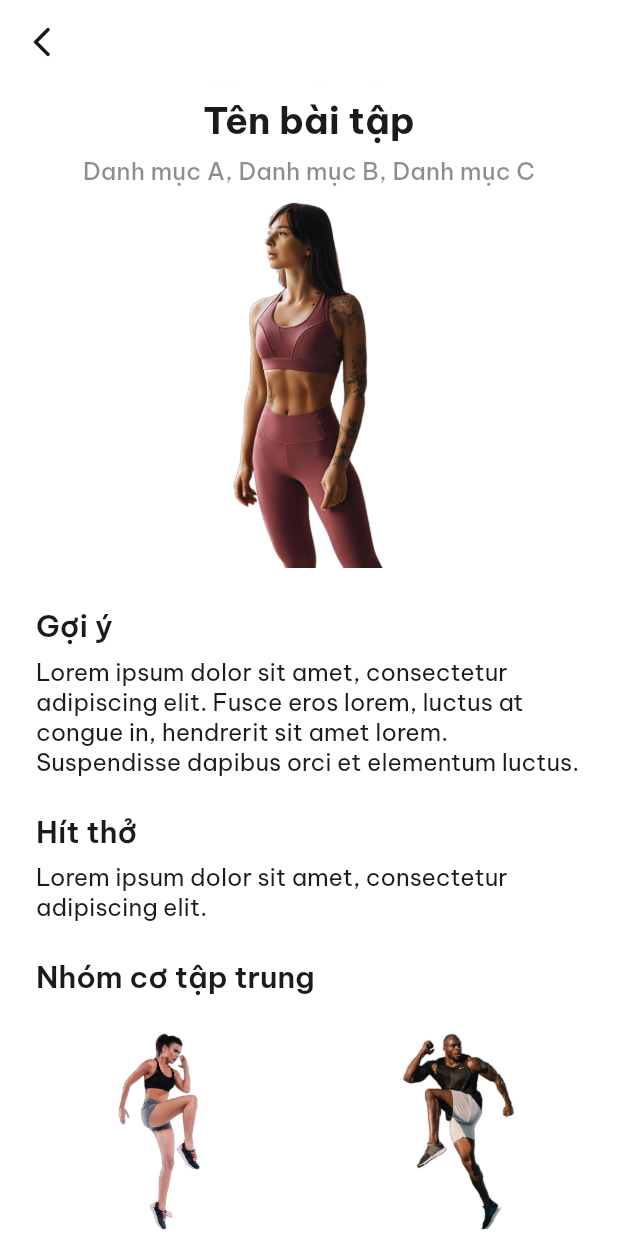
After one commit to ltk84/ViPT, a Flutter app: the ExerciseDetail screen opened directly, on a phone screen of 412 x 824 dp. The commit adds this screen. Run offline on Flutter 3.47's test engine with Material 2 defaults, Android fonts, the phone set to English and light mode, and no system bars; our stand-ins replace cloud_firestore, firebase_auth, firebase_core, firebase_storage, flutter_svg, get and 5 more; missing offline and left inert: flutter_facebook_auth; accounts and stored records are empty; statements that could not run were skipped.

Commit message:
[FTR] add exercise detail screen

```diff
--- /dev/null
+++ b/vipt/lib/app/modules/profile/screens/exercise_detail_screen.dart
@@ -0,0 +1,137 @@
+import 'dart:ui';
+
+import 'package:flutter/material.dart';
+import 'package:flutter_svg/svg.dart';
+import 'package:path/path.dart' as p;
+import 'package:vipt/app/core/values/asset_strings.dart';
+import 'package:vipt/app/core/values/values.dart';
+
+class ExerciseDetail extends StatelessWidget {
+  const ExerciseDetail({Key? key}) : super(key: key);
+
+  @override
+  Widget build(BuildContext context) {
+    return Scaffold(
+      extendBodyBehindAppBar: true,
+      backgroundColor: Theme.of(context).backgroundColor,
+      appBar: AppBar(
+        centerTitle: true,
+        backgroundColor: Colors.transparent,
+        elevation: 0,
+        leading: IconButton(
+          icon: const Hero(
+            tag: 'leadingButtonAppBar',
+            child: Icon(Icons.arrow_back_ios_new_rounded),
+          ),
+          onPressed: () {
+            Navigator.of(context).pop();
+          },
+        ),
+        flexibleSpace: ClipRect(
+          child: BackdropFilter(
+            filter: ImageFilter.blur(sigmaX: 7, sigmaY: 7),
+            child: Container(
+              color: Colors.transparent,
+            ),
+          ),
+        ),
+      ),
+      body: Container(
+        padding: AppDecoration.screenPadding.copyWith(top: 8, bottom: 0),
+        child: LayoutBuilder(builder: (context, constraints) {
+          return ListView(
+            physics: const BouncingScrollPhysics(
+                parent: AlwaysScrollableScrollPhysics()),
+            children: [
+              Container(
+                alignment: Alignment.center,
+                child: Text(
+                  'Tên bài tập',
+                  style: Theme.of(context).textTheme.headline2,
+                ),
+              ),
+              Container(
+                alignment: Alignment.center,
+                padding: const EdgeInsets.symmetric(vertical: 8),
+                child: Text(
+                  'Danh mục A, Danh mục B, Danh mục C',
+                  style: Theme.of(context).textTheme.subtitle2,
+                ),
+              ),
+              Container(
+                alignment: Alignment.center,
+                padding: const EdgeInsets.symmetric(vertical: 2),
+                child: ConstrainedBox(
+                  constraints: BoxConstraints(
+                    maxWidth: constraints.maxWidth,
+                    maxHeight: constraints.maxHeight * 0.3,
+                  ),
+                  child: _buildAsset(PNGAssetString.fitness_1),
+                ),
+              ),
+              Container(
+                padding: const EdgeInsets.only(
+                  top: 24,
+                  bottom: 8,
+                ),
+                child: Text(
+                  'Gợi ý',
+                  style: Theme.of(context).textTheme.headline4,
+                ),
+              ),
+              Text(
+                  'Lorem ipsum dolor sit amet, consectetur adipiscing elit. Fusce eros lorem, luctus at congue in, hendrerit sit amet lorem. Suspendisse dapibus orci et elementum luctus.',
+                  style: Theme.of(context).textTheme.bodyText1),
+              Container(
+                padding: const EdgeInsets.only(top: 24, bottom: 8),
+                child: Text(
+                  'Hít thở',
+                  style: Theme.of(context).textTheme.headline4,
+                ),
+              ),
+              Text('Lorem ipsum dolor sit amet, consectetur adipiscing elit. ',
+                  style: Theme.of(context).textTheme.bodyText1),
+              Container(
+                padding: const EdgeInsets.only(top: 24, bottom: 8),
+                child: Text(
+                  'Nhóm cơ tập trung',
+                  style: Theme.of(context).textTheme.headline4,
+                ),
+              ),
+              Row(
+                children: [
+                  ConstrainedBox(
+                    constraints: BoxConstraints(
+                      maxWidth: constraints.maxWidth * 0.45,
+                    ),
+                    child: _buildAsset(PNGAssetString.workout_1),
+                  ),
+                  SizedBox(
+                    width: constraints.maxWidth * 0.1,
+                  ),
+                  ConstrainedBox(
+                    constraints: BoxConstraints(
+                      maxWidth: constraints.maxWidth * 0.45,
+                    ),
+                    child: _buildAsset(PNGAssetString.workout_2),
+                  ),
+                ],
+              ),
+              SizedBox(
+                height: constraints.maxHeight * 0.03,
+              )
+            ],
+          );
+        }),
+      ),
+    );
+  }
+
+  Widget _buildAsset(String asset) {
+    if (p.extension(asset) == '.svg') {
+      return SvgPicture.asset(asset);
+    } else {
+      return Image.asset(asset);
+    }
+  }
+}
--- a/vipt/lib/app/modules/profile/screens/exercise_list_screen.dart
+++ b/vipt/lib/app/modules/profile/screens/exercise_list_screen.dart
@@ -1,7 +1,9 @@
 import 'package:flutter/cupertino.dart';
 import 'package:flutter/material.dart';
 import 'package:get/get_utils/src/extensions/internacionalization.dart';
+import 'package:persistent_bottom_nav_bar/persistent-tab-view.dart';
 import 'package:vipt/app/core/values/asset_strings.dart';
+import 'package:vipt/app/modules/profile/screens/exercise_detail_screen.dart';
 import 'package:vipt/app/modules/profile/widgets/custom_tile.dart';
 
 class ExerciseListScreen extends StatelessWidget {
@@ -35,17 +37,24 @@ class ExerciseListScreen extends StatelessWidget {
       body: ListView(
         physics: const BouncingScrollPhysics(
             parent: AlwaysScrollableScrollPhysics()),
-        children: _buildExerciseList(),
+        children: _buildExerciseList(context),
       ),
     );
   }
 
-  List<Widget> _buildExerciseList() {
+  List<Widget> _buildExerciseList(context) {
     return [
       CustomTile(
         level: 2,
         asset: SVGAssetString.gym,
-        onPressed: () {},
+        onPressed: () {
+          pushNewScreen(
+            context,
+            screen: ExerciseDetail(),
+            withNavBar: false, // OPTIONAL VALUE. True by default.
+            pageTransitionAnimation: PageTransitionAnimation.cupertino,
+          );
+        },
         title: 'Bài tập ABC',
       ),
       const Divider(
```
